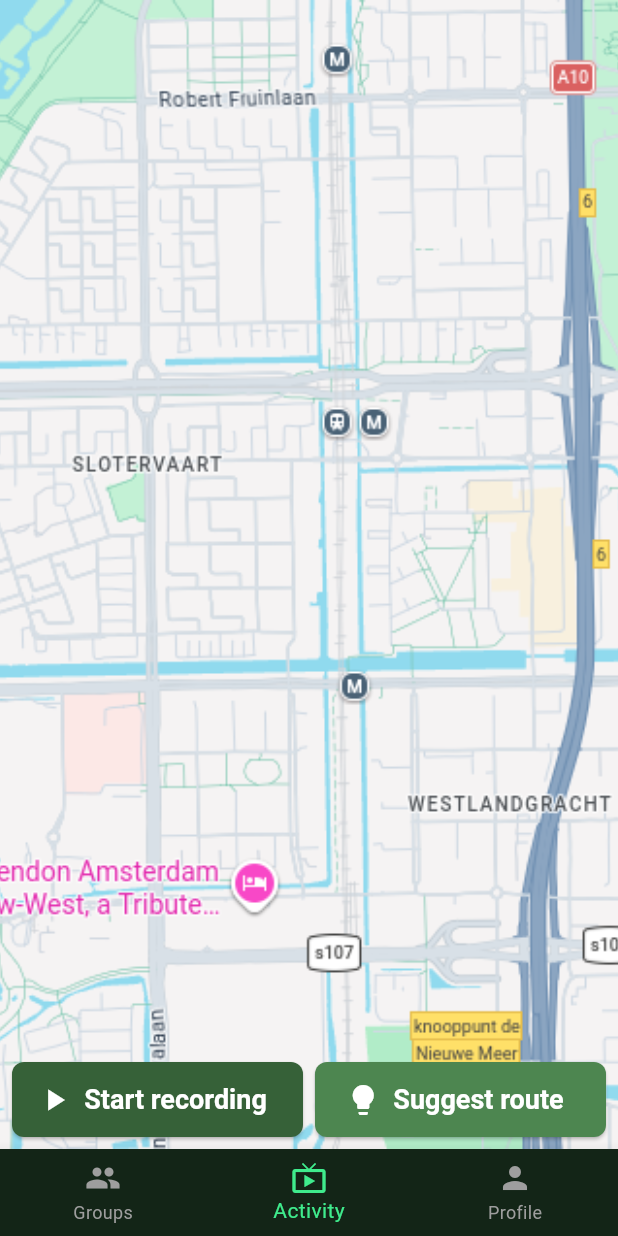
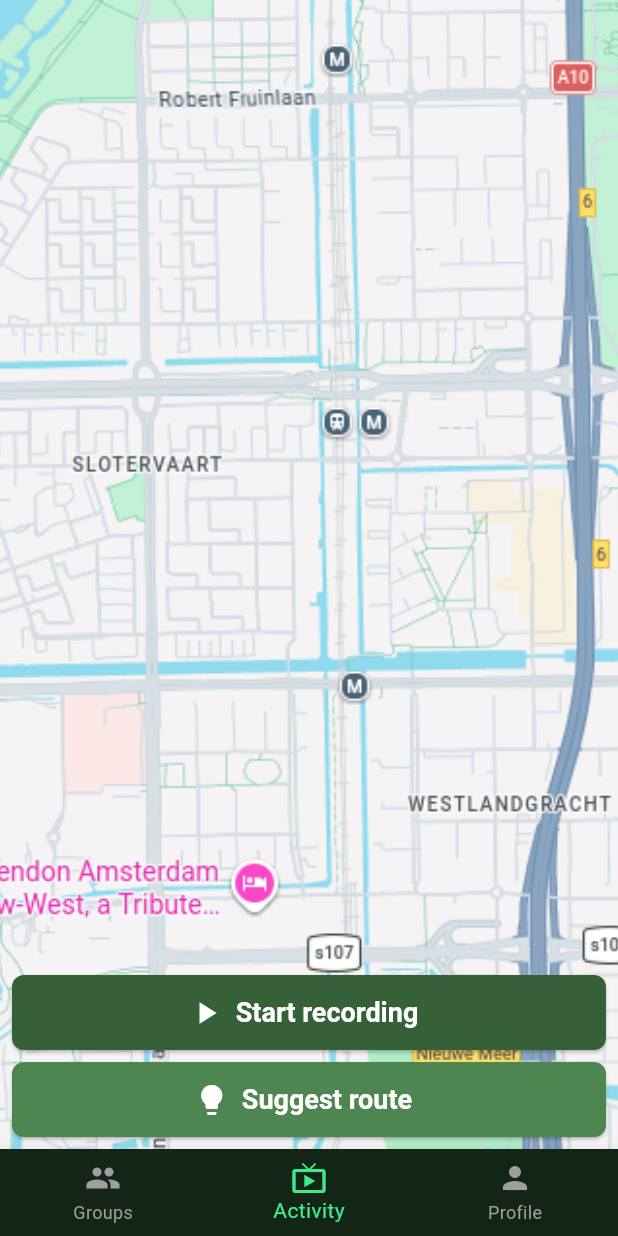
Before and after one commit to Densai-NL/Renn, a Flutter app: the screen it shows after launch, on a phone screen of 412 x 824 dp. Run offline on Flutter 3.47's test engine with Material 3 defaults, Android fonts, the light colour scheme and no system bars.

Commit message:
Fixed scroll bug

```diff
--- a/renn_mobile/lib/features/live_activity/views/live_activity_view.dart
+++ b/renn_mobile/lib/features/live_activity/views/live_activity_view.dart
@@ -24,12 +24,12 @@ class _LiveActivityViewState extends State<LiveActivityView> {
             width: MediaQuery.of(context).size.width,
             child: Padding(
               padding: const EdgeInsets.all(8.0),
-              child: Row(
+              child: Column(
                 spacing: 8.0,
                 children: [
-                  Expanded(
-                    child: SizedBox(
+                  SizedBox(
                     height: 50.0,
+                    width: size.width,
                     child: ElevatedButton.icon(
                       style: ButtonStyle(
                         backgroundColor: WidgetStateProperty.all(
@@ -48,10 +48,10 @@ class _LiveActivityViewState extends State<LiveActivityView> {
                       ),
                     ),
                   ),
-                  ),
-                  Expanded(
-                    child: SizedBox(
+
+                  SizedBox(
                     height: 50.0,
+                    width: size.width,
                     child: ElevatedButton.icon(
                       style: ButtonStyle(
                         backgroundColor: WidgetStateProperty.all(
@@ -70,7 +70,6 @@ class _LiveActivityViewState extends State<LiveActivityView> {
                       ),
                     ),
                   ),
-                  ),
                 ],
               ),
             ),
--- a/renn_mobile/lib/features/profile/views/stats_view.dart
+++ b/renn_mobile/lib/features/profile/views/stats_view.dart
@@ -27,8 +27,8 @@ class StatsView extends StatelessWidget {
             child: Text("Last activities", style: TextStyle(fontSize: 24)),
           ),
           ListView.builder(
-            // physics: ScrollPhysics(),
-            scrollDirection: Axis.vertical,
+            physics: NeverScrollableScrollPhysics(),
+            // scrollDirection: Axis.vertical,
             itemCount: 20,
             itemBuilder: (context, index) => PrevActivityView(),
             shrinkWrap: true,
```
Also changed, not shown: 1 other file. Lines whose indentation alone changed are shown as unchanged.
